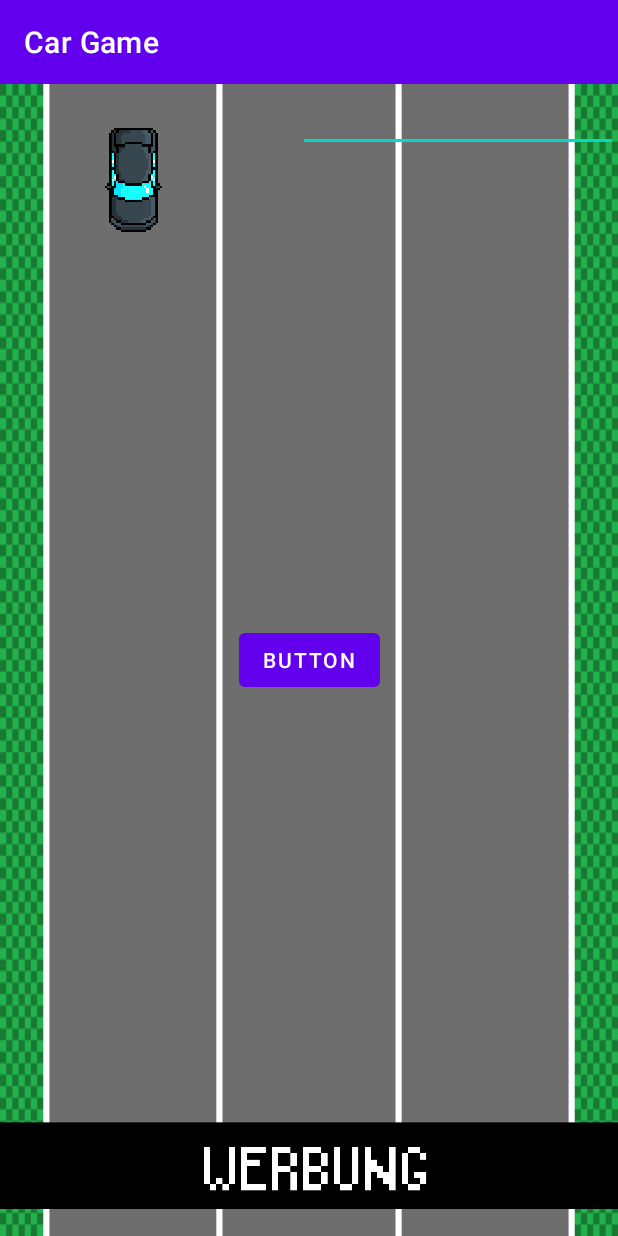
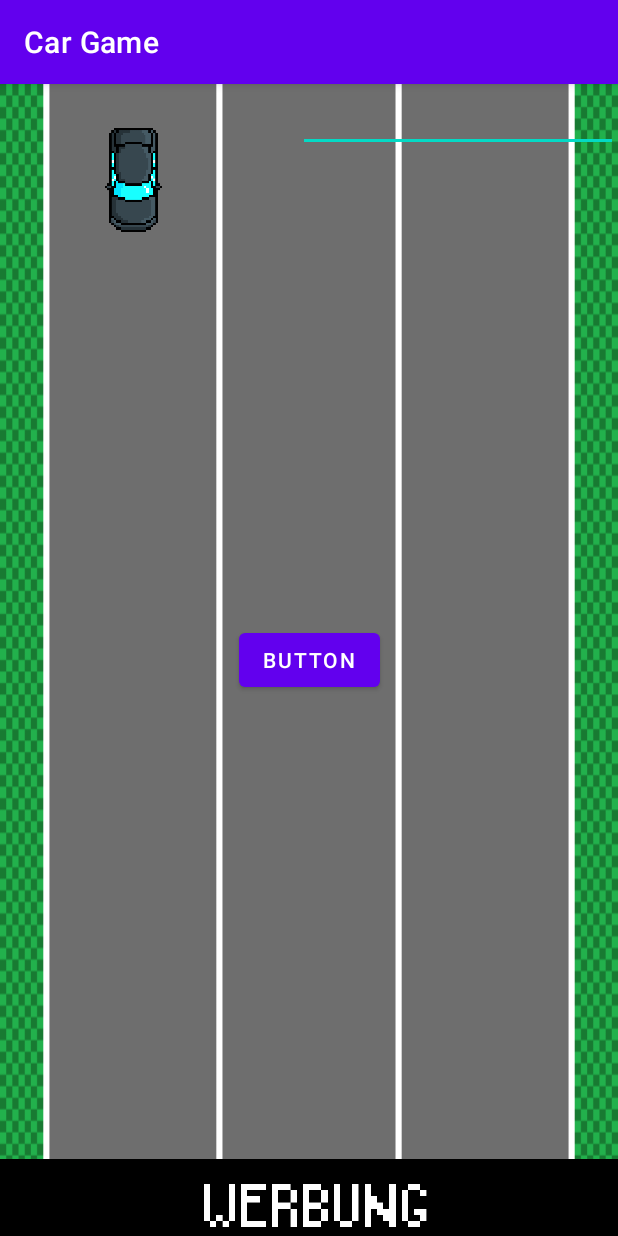
Before and after one commit to JoJoCheck/Java-Android-App, an Android app: the screen it shows after launch (MainActivity), on a phone screen of 412 x 824 dp. Run offline under Robolectric (Android 15) with nearby library versions, the phone set to English and light mode, and no system bars.

Commit message:
banner und player auto

```diff
--- a/app/src/main/res/layout/activity_main.xml
+++ b/app/src/main/res/layout/activity_main.xml
@@ -10,14 +10,14 @@
 
     <ImageView
         android:id="@+id/banner"
-        android:layout_width="0dp"
-        android:layout_height="wrap_content"
-        android:layout_marginBottom="-160dp"
+        android:layout_width="wrap_content"
+        android:layout_height="70dp"
+        android:layout_marginBottom="-10dp"
         app:layout_constraintBottom_toBottomOf="parent"
         app:layout_constraintEnd_toEndOf="parent"
-        app:layout_constraintHorizontal_bias="0.505"
+        app:layout_constraintHorizontal_bias="0.0"
         app:layout_constraintStart_toStartOf="parent"
-        app:srcCompat="@drawable/bannerv2" />
+        app:srcCompat="@drawable/bannerv3" />
 
     <ImageView
         android:id="@+id/imageView"
```
Also changed, not shown: app/src/main/res/drawable/bannerv3.png (added), app/src/main/res/drawable/player_rennauto.png (added).
